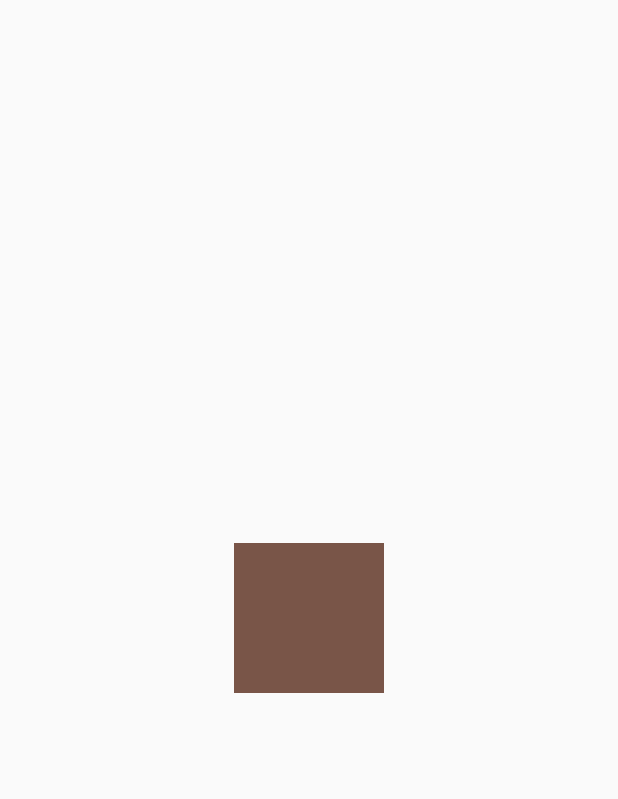
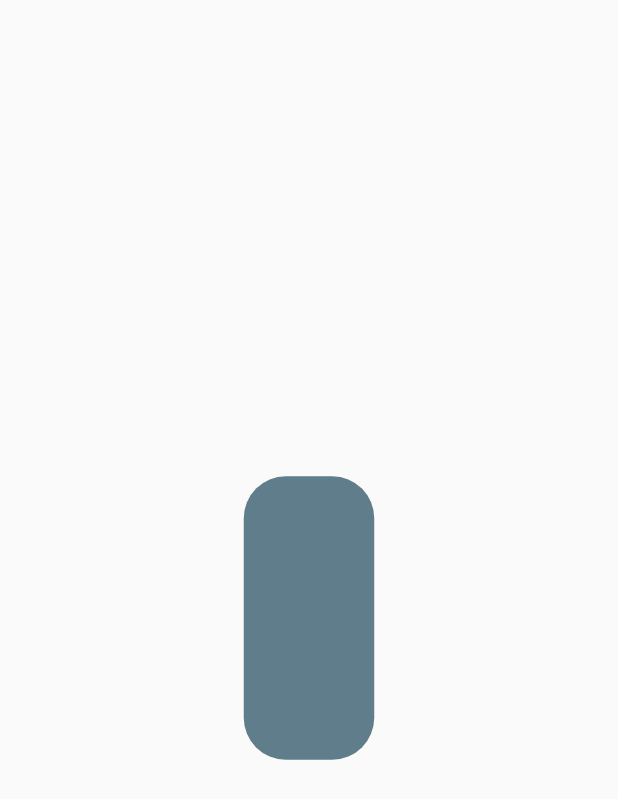
Before and after one commit to eugenenosenko/flutter-course, a Flutter app: the screen it shows after launch, on a phone screen of 412 x 824 dp. Shown: the top 799 px of the screen. Run offline on Flutter 3.47's test engine with Material 2 defaults, Android fonts, the phone set to English and light mode, and no system bars.

Commit message:
feat: animated container done

```diff
--- a/lib/pages/landing_page/landing_page.dart
+++ b/lib/pages/landing_page/landing_page.dart
@@ -1,17 +1,11 @@
 import 'package:flutter/material.dart';
-import 'package:flutterportoflioapp/utils/random_utils.dart';
+import 'package:flutterportoflioapp/widgets/my_animated_container.dart';
 
 class LandingPage extends StatelessWidget {
   @override
   Widget build(BuildContext context) {
     return Scaffold(
-      body: Center(
-        child: Container(
-          width: 100,
-          height: 100,
-          color: randomPrimaryColor(),
-        )
-      ),
+      body: Center(child: MyAnimatedContainer()),
     );
   }
 }
--- /dev/null
+++ b/lib/widgets/my_animated_container.dart
@@ -0,0 +1,50 @@
+import 'dart:async';
+import 'dart:math';
+
+import 'package:flutter/material.dart';
+import 'package:flutterportoflioapp/utils/random_utils.dart';
+
+class MyAnimatedContainer extends StatefulWidget {
+  // timer, properties, setstate
+  @override
+  _MyAnimatedContainerState createState() => _MyAnimatedContainerState();
+}
+
+class _MyAnimatedContainerState extends State<MyAnimatedContainer> {
+  double _height = 200;
+  double _width = 200;
+  double _borderRadius = 20;
+  Timer _timer;
+
+  static final _random = Random();
+
+  @override
+  void initState() {
+    _timer = Timer.periodic(Duration(seconds: 1), (timer) {
+      setState(() {
+        _height = _random.nextInt(300).toDouble();
+        _width = _random.nextInt(100).toDouble();
+        _borderRadius = _random.nextInt(100).toDouble();
+      });
+    });
+    super.initState();
+  }
+
+  @override
+  void dispose() {
+    _timer.cancel();
+    super.dispose();
+  }
+
+  @override
+  Widget build(BuildContext context) {
+    return AnimatedContainer(
+      duration: Duration(milliseconds: 400),
+      width: _width,
+      height: _height,
+      decoration: BoxDecoration(
+          color: randomPrimaryColor(),
+          borderRadius: BorderRadius.circular(_borderRadius)),
+    );
+  }
+}
```
